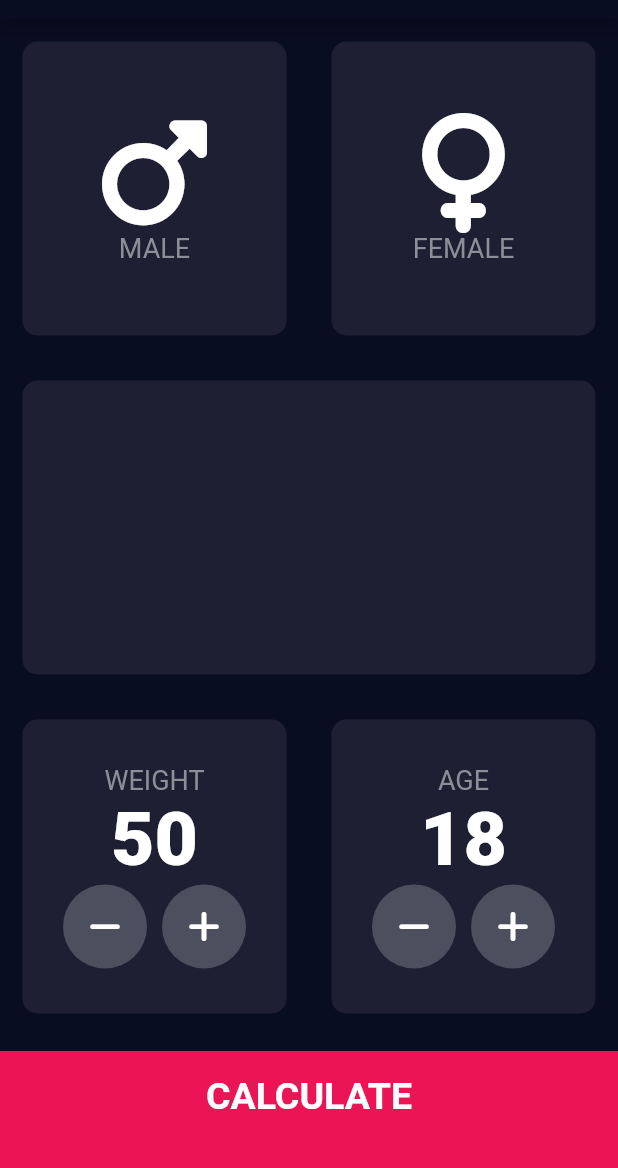
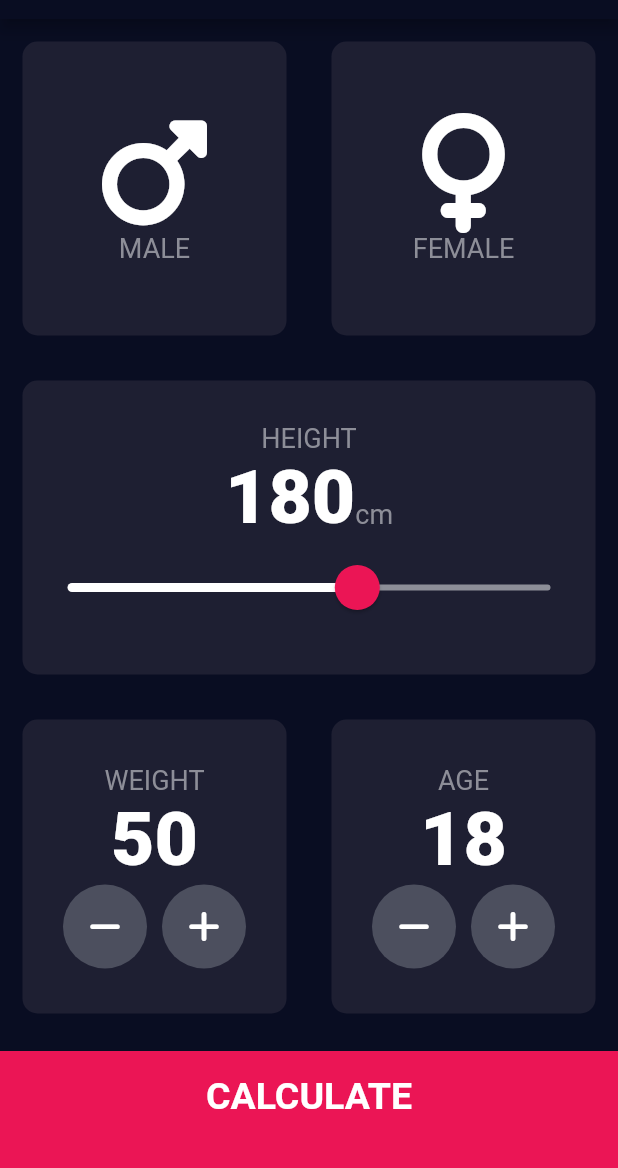
Before and after one commit to emrebingor/bmi-calculator, a Flutter app: the screen it shows after launch, on a phone screen of 412 x 824 dp, the part 65-1233 px from its top. Run offline on Flutter 3.47's test engine with Material 2 defaults, Android fonts, the phone set to English and light mode, and no system bars; our stand-ins replace font_awesome_flutter.

Commit message:
Slider and height addition

```diff
--- a/lib/inputPage.dart
+++ b/lib/inputPage.dart
@@ -14,6 +14,7 @@ class InputPage extends StatefulWidget {
 class _InputPageState extends State<InputPage> {
   int weight = 50;
   int age = 18;
+  int height = 180;
 
   @override
   Widget build(BuildContext context) {
@@ -53,6 +54,51 @@ class _InputPageState extends State<InputPage> {
           ),
           Expanded(
             child: ReusableCard(
+              cardChild: Column(
+                mainAxisAlignment: MainAxisAlignment.center,
+                children: <Widget>[
+                  Text(
+                    'HEIGHT',
+                    style: kTextStyle,
+                  ),
+                  Row(
+                    mainAxisAlignment: MainAxisAlignment.center,
+                    crossAxisAlignment: CrossAxisAlignment.baseline,
+                    textBaseline: TextBaseline.alphabetic,
+                    children: <Widget>[
+                      Text(
+                        '$height',
+                        style: kNumberStyle,
+                      ),
+                      Text(
+                        'cm',
+                        style: kTextStyle,
+                      ),
+                    ],
+                  ),
+                  SliderTheme(
+                    data: SliderTheme.of(context).copyWith(
+                        inactiveTrackColor: Color(0xFF8D8E98),
+                        activeTrackColor: Colors.white,
+                        thumbColor: Color(0xFFEB1555),
+                        overlayColor: Color(0x29EB1555),
+                        thumbShape:
+                            RoundSliderThumbShape(enabledThumbRadius: 15.0),
+                        overlayShape:
+                            RoundSliderOverlayShape(overlayRadius: 30.0)),
+                    child: Slider(
+                      value: height.toDouble(),
+                      min: 120.0,
+                      max: 220.0,
+                      onChanged: (double newValue) {
+                        setState(() {
+                          height = newValue.round();
+                        });
+                      },
+                    ),
+                  ),
+                ],
+              ),
               color: kContainerColor,
             ),
           ),
@@ -114,17 +160,19 @@ class _InputPageState extends State<InputPage> {
                           children: <Widget>[
                             RowMaterialButton(
                                 onPressed: () {
-                                  setState((){
+                                  setState(() {
                                     age--;
                                   });
-                                }, icon: FontAwesomeIcons.minus),
+                                },
+                                icon: FontAwesomeIcons.minus),
                             SizedBox(width: 10.0),
                             RowMaterialButton(
                                 onPressed: () {
-                                  setState((){
+                                  setState(() {
                                     age++;
                                   });
-                                }, icon: FontAwesomeIcons.plus),
+                                },
+                                icon: FontAwesomeIcons.plus),
                           ],
                         ),
                       ],
```
